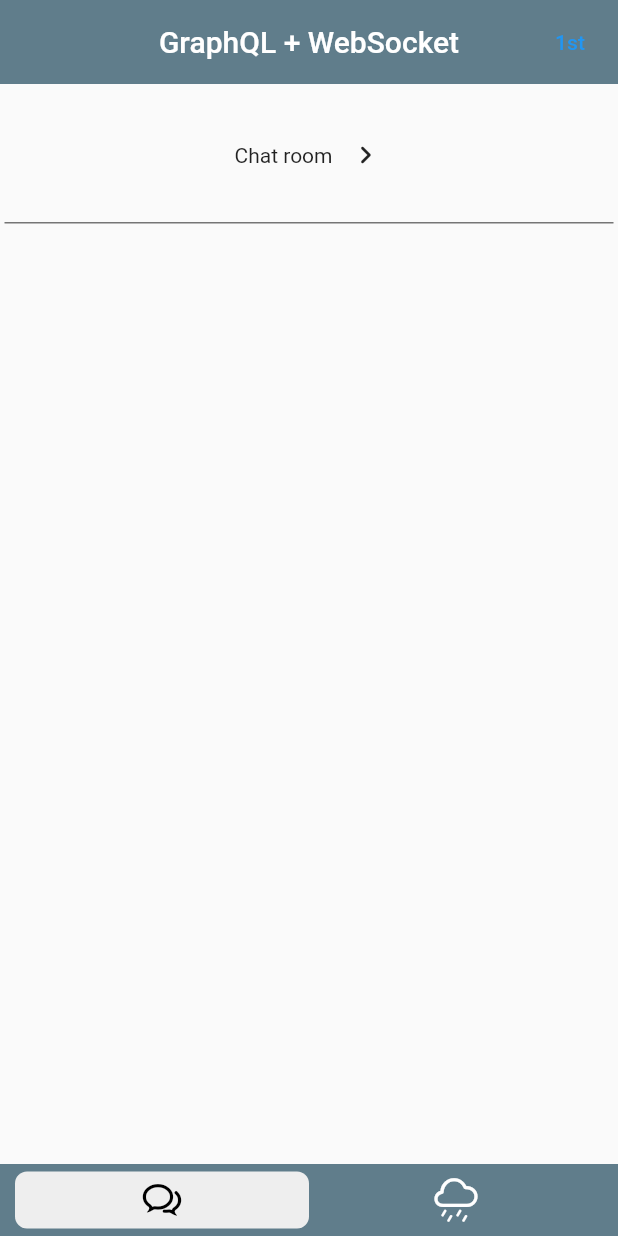
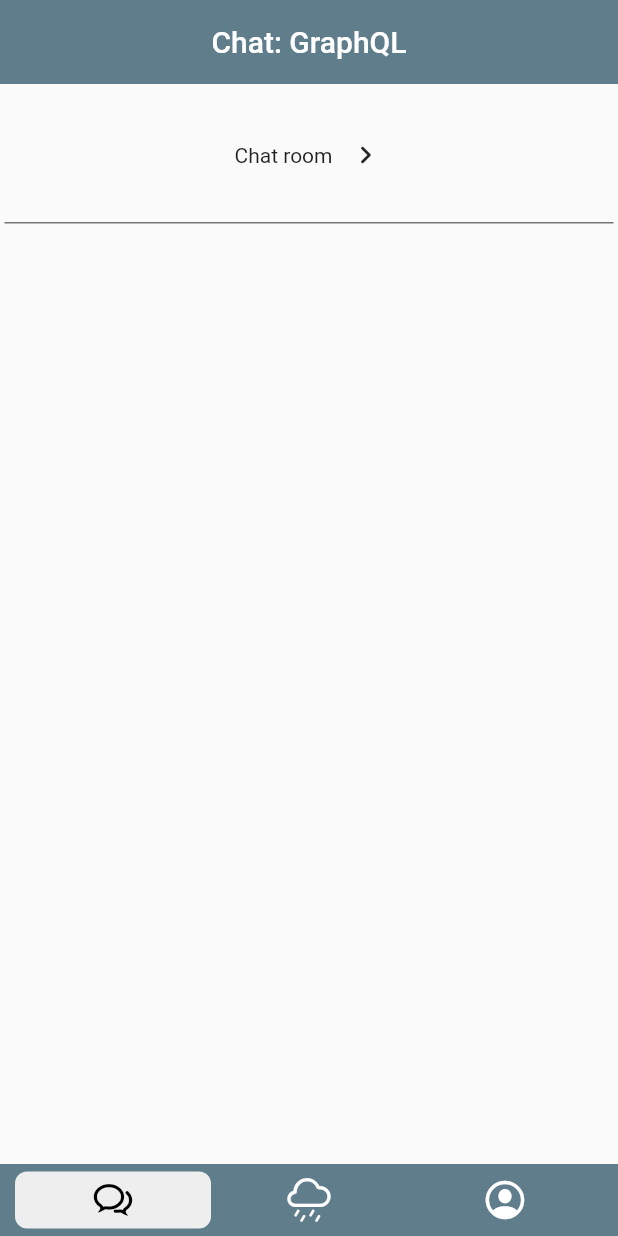
Before and after one commit to remakerich/my_flutter_arch, a Flutter app: the screen it shows after launch, on a phone screen of 412 x 824 dp. Run offline on Flutter 3.47's test engine with Material 2 defaults, Android fonts, the phone set to English and light mode, and no system bars; our stand-ins replace auto_route, dio, flutter_riverpod, flutter_svg, freezed_annotation, get_it and 3 more; generated files the repository leaves out were written again.

Commit message:
setting up firebase for auth feature

```diff
--- a/lib/core/exceptions/exception_handler.dart
+++ b/lib/core/exceptions/exception_handler.dart
@@ -1,5 +1,5 @@
-import 'package:graphql_test_new/core/exceptions/either.dart';
-import 'package:graphql_test_new/core/exceptions/failure.dart';
+import 'package:myarchapp/core/exceptions/either.dart';
+import 'package:myarchapp/core/exceptions/failure.dart';
 
 Future<Either<Failure, T>> catchException<T>(
     Future<T> Function() future) async {
--- a/lib/core/network/gql_client.dart
+++ b/lib/core/network/gql_client.dart
@@ -1,6 +1,6 @@
 import 'package:graphql_flutter/graphql_flutter.dart';
-import 'package:graphql_test_new/core/network/network_config.dart';
 import 'package:injectable/injectable.dart';
+import 'package:myarchapp/core/network/network_config.dart';
 
 @LazySingleton()
 class GqlClient {
--- a/lib/core/network/rest_client.dart
+++ b/lib/core/network/rest_client.dart
@@ -1,6 +1,6 @@
-import 'package:graphql_test_new/core/network/network_config.dart';
 import 'package:dio/dio.dart';
 import 'package:injectable/injectable.dart';
+import 'package:myarchapp/core/network/network_config.dart';
 
 @module
 abstract class InjectableModule {
--- a/lib/features/chat/pages/second_page.dart
+++ b/lib/features/auth/pages/profile_page.dart
@@ -1,13 +1,13 @@
 import 'package:flutter/material.dart';
 
-class SecondPage extends StatelessWidget {
-  const SecondPage({Key? key}) : super(key: key);
+class ProfilePage extends StatelessWidget {
+  const ProfilePage({Key? key}) : super(key: key);
 
   @override
   Widget build(BuildContext context) {
     return Scaffold(
       appBar: AppBar(
-        title: Text('2nd page'),
+        title: const Text('Profile: Firebase'),
       ),
     );
   }
--- a/lib/features/chat/pages/chat_list_page.dart
+++ b/lib/features/chat/pages/chat_list_page.dart
@@ -1,7 +1,7 @@
 import 'package:auto_route/auto_route.dart';
 import 'package:flutter/material.dart';
 import 'package:flutter_riverpod/flutter_riverpod.dart';
-import 'package:graphql_test_new/core/router/router.dart';
+import 'package:myarchapp/core/router/router.dart';
 
 class ChatListPage extends ConsumerWidget {
   const ChatListPage({Key? key}) : super(key: key);
@@ -10,15 +10,7 @@
   Widget build(BuildContext context, WidgetRef ref) {
     return Scaffold(
       appBar: AppBar(
-        title: const Text('GraphQL + WebSocket'),
-        actions: [
-          TextButton(
-            onPressed: () {
-              context.router.push(const FirstRoute());
-            },
-            child: const Text('1st'),
-          )
-        ],
+        title: const Text('Chat: GraphQL'),
       ),
       body: ListView.builder(
         physics: const BouncingScrollPhysics(),
--- a/lib/features/chat/repositories/chat_repository.dart
+++ b/lib/features/chat/repositories/chat_repository.dart
@@ -1,7 +1,7 @@
 import 'package:graphql_flutter/graphql_flutter.dart';
-import 'package:graphql_test_new/core/network/gql_client.dart';
-import 'package:graphql_test_new/features/chat/repositories/queries.dart';
 import 'package:injectable/injectable.dart';
+import 'package:myarchapp/core/network/gql_client.dart';
+import 'package:myarchapp/features/chat/repositories/queries.dart';
 
 @LazySingleton()
 class ChatRepository {
--- a/lib/features/navigation/pages/navigation_page.dart
+++ b/lib/features/navigation/pages/navigation_page.dart
@@ -2,10 +2,11 @@
 import 'package:flutter/material.dart';
 import 'package:flutter/services.dart';
 import 'package:flutter_riverpod/flutter_riverpod.dart';
-import 'package:graphql_test_new/core/utils/ui.dart';
-import 'package:graphql_test_new/features/chat/pages/chat_list_page.dart';
-import 'package:graphql_test_new/features/navigation/providers/bottom_navigation_provider.dart';
-import 'package:graphql_test_new/features/weather/pages/weather_page.dart';
+import 'package:myarchapp/core/utils/ui.dart';
+import 'package:myarchapp/features/auth/pages/profile_page.dart';
+import 'package:myarchapp/features/chat/pages/chat_list_page.dart';
+import 'package:myarchapp/features/navigation/providers/bottom_navigation_provider.dart';
+import 'package:myarchapp/features/weather/pages/weather_page.dart';
 
 class NavigationPage extends ConsumerWidget {
   const NavigationPage({Key? key}) : super(key: key);
@@ -25,6 +26,7 @@
               children: const [
                 ChatListPage(),
                 WeatherPage(),
+                ProfilePage(),
               ],
             ),
           ),
@@ -50,6 +52,14 @@
                     },
                     isSelected: bottomNavigationState == 1,
                     icon: CupertinoIcons.cloud_drizzle,
+                  ),
+                  _BottomNavBarItem(
+                    onSelected: () {
+                      HapticFeedback.mediumImpact();
+                      ref.read(bottomNavigationProvider.notifier).state = 2;
+                    },
+                    isSelected: bottomNavigationState == 2,
+                    icon: CupertinoIcons.profile_circled,
                   ),
                   const SizedBox(width: 10),
                 ],
--- a/lib/features/weather/models/city_weather.dart
+++ b/lib/features/weather/models/city_weather.dart
@@ -1,6 +1,6 @@
 import 'package:freezed_annotation/freezed_annotation.dart';
-import 'package:graphql_test_new/features/weather/models/weather_type.dart';
-import 'package:graphql_test_new/features/weather/models/weather_type_converter.dart';
+import 'package:myarchapp/features/weather/models/weather_type.dart';
+import 'package:myarchapp/features/weather/models/weather_type_converter.dart';
 
 part 'city_weather.freezed.dart';
 
--- a/lib/features/weather/models/weather_type_converter.dart
+++ b/lib/features/weather/models/weather_type_converter.dart
@@ -1,5 +1,5 @@
-import 'package:graphql_test_new/features/weather/models/weather_type.dart';
 import 'package:json_annotation/json_annotation.dart';
+import 'package:myarchapp/features/weather/models/weather_type.dart';
 
 class WeatherTypeConverter implements JsonConverter<WeatherType, String?> {
   const WeatherTypeConverter();
--- a/lib/features/weather/providers/weather_provider.dart
+++ b/lib/features/weather/providers/weather_provider.dart
@@ -1,7 +1,7 @@
 import 'package:flutter_riverpod/flutter_riverpod.dart';
-import 'package:graphql_test_new/core/injection/injection.dart';
-import 'package:graphql_test_new/features/weather/models/city_weather.dart';
-import 'package:graphql_test_new/features/weather/services/weather_service.dart';
+import 'package:myarchapp/core/injection/injection.dart';
+import 'package:myarchapp/features/weather/models/city_weather.dart';
+import 'package:myarchapp/features/weather/services/weather_service.dart';
 
 final weatherProvider =
     StateNotifierProvider.autoDispose<WeatherNotifier, AsyncValue<CityWeather>>(
--- a/lib/features/weather/repositories/weather_repository.dart
+++ b/lib/features/weather/repositories/weather_repository.dart
@@ -1,6 +1,6 @@
 import 'package:dio/dio.dart';
-import 'package:graphql_test_new/features/weather/models/city_weather.dart';
 import 'package:injectable/injectable.dart';
+import 'package:myarchapp/features/weather/models/city_weather.dart';
 import 'package:retrofit/retrofit.dart';
 
 part 'weather_repository.g.dart';
--- a/lib/main.dart
+++ b/lib/main.dart
@@ -1,8 +1,8 @@
 import 'package:flutter/material.dart';
 import 'package:flutter_riverpod/flutter_riverpod.dart';
-import 'package:graphql_test_new/core/injection/injection.dart';
-import 'package:graphql_test_new/core/router/router.dart';
-import 'package:graphql_test_new/core/utils/ui.dart';
+import 'package:myarchapp/core/injection/injection.dart';
+import 'package:myarchapp/core/router/router.dart';
+import 'package:myarchapp/core/utils/ui.dart';
 
 void main() async {
   await initializeDependencies();
```
Also changed, not shown: lib/core/router/router.dart (+2 -6 lines), lib/features/chat/pages/chat_page.dart (+8 -6 lines), lib/features/chat/pages/first_page.dart (deleted, +0 -28 lines), lib/features/chat/providers/chat_provider.dart (+5 -5 lines), lib/features/chat/services/chat_service.dart (+4 -4 lines), lib/features/weather/pages/weather_page.dart (+5 -5 lines), lib/features/weather/services/weather_service.dart (+5 -5 lines), pubspec.yaml (+6 -4 lines), pubspec.lock, 11 other files.
